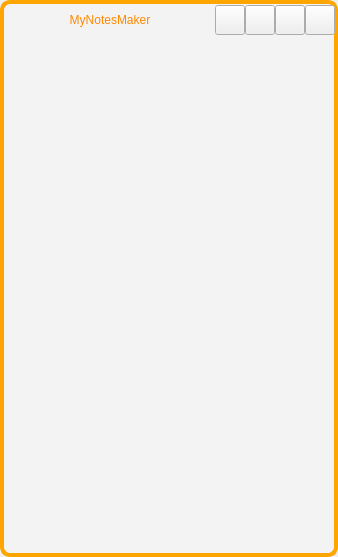
Before: the Qt Designer form MyNotesMaker/MyNotesMaker/mainwindow.ui in pvasya/OOOP, drawn with Qt 5.
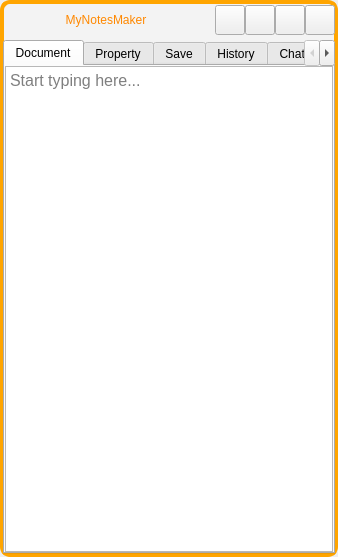
After: the same form once the commit is applied. The open tabs and pages were chosen to show the change. Icons and pictures are not drawn.

The edit to the form file:
```diff
--- a/MyNotesMaker/MyNotesMaker/mainwindow.ui
+++ b/MyNotesMaker/MyNotesMaker/mainwindow.ui
@@ -20,7 +20,7 @@
    <string>MyNotesMaker</string>
   </property>
   <property name="windowIcon">
-   <iconset resource="styles.qrc">
+   <iconset resource="res.qrc">
     <normaloff>:/img/img/icon.jpg</normaloff>:/img/img/icon.jpg</iconset>
   </property>
   <property name="windowOpacity">
@@ -52,7 +52,7 @@
       </property>
       <layout class="QHBoxLayout" name="horizontalLayout">
        <property name="leftMargin">
-        <number>11</number>
+        <number>3</number>
        </property>
        <property name="topMargin">
         <number>0</number>
@@ -60,6 +60,9 @@
        <property name="rightMargin">
         <number>3</number>
        </property>
+       <property name="bottomMargin">
+        <number>3</number>
+       </property>
        <item>
         <widget class="QStackedWidget" name="stackedWidget">
          <property name="currentIndex">
@@ -85,6 +88,9 @@
            <item>
             <widget class="QWidget" name="widget_5" native="true">
              <layout class="QVBoxLayout" name="verticalLayout_6">
+              <property name="spacing">
+               <number>0</number>
+              </property>
               <property name="leftMargin">
                <number>0</number>
               </property>
@@ -214,7 +220,7 @@
                        <string/>
                       </property>
                       <property name="icon">
-                       <iconset resource="styles.qrc">
+                       <iconset resource="res.qrc">
                         <normaloff>:/img/img/location_on_FILL0_wght400_GRAD0_opsz24.svg</normaloff>:/img/img/location_on_FILL0_wght400_GRAD0_opsz24.svg</iconset>
                       </property>
                      </widget>
@@ -237,7 +243,7 @@
                        <string/>
                       </property>
                       <property name="icon">
-                       <iconset resource="styles.qrc">
+                       <iconset resource="res.qrc">
                         <normaloff>:/img/img/minimize_FILL0_wght400_GRAD0_opsz24.svg</normaloff>:/img/img/minimize_FILL0_wght400_GRAD0_opsz24.svg</iconset>
                       </property>
                      </widget>
@@ -260,7 +266,7 @@
                        <string/>
                       </property>
                       <property name="icon">
-                       <iconset resource="styles.qrc">
+                       <iconset resource="res.qrc">
                         <normaloff>:/img/img/fullscreen_FILL0_wght400_GRAD0_opsz24.svg</normaloff>:/img/img/fullscreen_FILL0_wght400_GRAD0_opsz24.svg</iconset>
                       </property>
                      </widget>
@@ -283,7 +289,7 @@
                        <string/>
                       </property>
                       <property name="icon">
-                       <iconset resource="styles.qrc">
+                       <iconset resource="res.qrc">
                         <normaloff>:/img/img/close_FILL0_wght400_GRAD0_opsz24.svg</normaloff>:/img/img/close_FILL0_wght400_GRAD0_opsz24.svg</iconset>
                       </property>
                      </widget>
@@ -302,6 +308,108 @@
                   <verstretch>0</verstretch>
                  </sizepolicy>
                 </property>
+                <layout class="QVBoxLayout" name="verticalLayout_7">
+                 <property name="leftMargin">
+                  <number>0</number>
+                 </property>
+                 <property name="topMargin">
+                  <number>0</number>
+                 </property>
+                 <property name="rightMargin">
+                  <number>0</number>
+                 </property>
+                 <property name="bottomMargin">
+                  <number>0</number>
+                 </property>
+                 <item>
+                  <widget class="QTabWidget" name="tabWidget">
+                   <property name="styleSheet">
+                    <string notr="true">QTabWidget::tab-bar {
+    alignment: center;
+}
+
+</string>
+                   </property>
+                   <property name="currentIndex">
+                    <number>4</number>
+                   </property>
+                   <widget class="QWidget" name="tab">
+                    <attribute name="icon">
+                     <iconset resource="res.qrc">
+                      <normaloff>:/img/img/description_FILL0_wght400_GRAD0_opsz24.svg</normaloff>:/img/img/description_FILL0_wght400_GRAD0_opsz24.svg</iconset>
+                    </attribute>
+                    <attribute name="title">
+                     <string>Document</string>
+                    </attribute>
+                    <layout class="QVBoxLayout" name="verticalLayout_8">
+                     <property name="leftMargin">
+                      <number>0</number>
+                     </property>
+                     <property name="topMargin">
+                      <number>0</number>
+                     </property>
+                     <property name="rightMargin">
+                      <number>0</number>
+                     </property>
+                     <property name="bottomMargin">
+                      <number>0</number>
+                     </property>
+                     <item>
+                      <widget class="QTextEdit" name="textEdit">
+                       <property name="font">
+                        <font>
+                         <pointsize>12</pointsize>
+                        </font>
+                       </property>
+                       <property name="acceptRichText">
+                        <bool>false</bool>
+                       </property>
+                       <property name="placeholderText">
+                        <string>Start typing here...</string>
+                       </property>
+                      </widget>
+                     </item>
+                    </layout>
+                   </widget>
+                   <widget class="QWidget" name="tab_2">
+                    <attribute name="icon">
+                     <iconset resource="res.qrc">
+                      <normaloff>:/img/img/info_FILL0_wght400_GRAD0_opsz24.svg</normaloff>:/img/img/info_FILL0_wght400_GRAD0_opsz24.svg</iconset>
+                    </attribute>
+                    <attribute name="title">
+                     <string>Property</string>
+                    </attribute>
+                   </widget>
+                   <widget class="QWidget" name="Save">
+                    <attribute name="icon">
+                     <iconset resource="res.qrc">
+                      <normaloff>:/img/img/save_FILL0_wght400_GRAD0_opsz24.svg</normaloff>:/img/img/save_FILL0_wght400_GRAD0_opsz24.svg</iconset>
+                    </attribute>
+                    <attribute name="title">
+                     <string>Save</string>
+                    </attribute>
+                   </widget>
+                   <widget class="QWidget" name="tab_3">
+                    <attribute name="icon">
+                     <iconset resource="res.qrc">
+                      <normaloff>:/img/img/history_FILL0_wght400_GRAD0_opsz24.svg</normaloff>:/img/img/history_FILL0_wght400_GRAD0_opsz24.svg</iconset>
+                    </attribute>
+                    <attribute name="title">
+                     <string>History</string>
+                    </attribute>
+                   </widget>
+                   <widget class="QWidget" name="ChatGPT">
+                    <attribute name="icon">
+                     <iconset resource="res.qrc">
+                      <normaloff>:/img/img/chat_FILL0_wght400_GRAD0_opsz24.svg</normaloff>:/img/img/chat_FILL0_wght400_GRAD0_opsz24.svg</iconset>
+                    </attribute>
+                    <attribute name="title">
+                     <string>ChatGPT</string>
+                    </attribute>
+                   </widget>
+                  </widget>
+                 </item>
+                </layout>
                </widget>
               </item>
              </layout>
@@ -356,7 +464,7 @@
                     <string/>
                    </property>
                    <property name="icon">
-                    <iconset resource="styles.qrc">
+                    <iconset resource="res.qrc">
                      <normaloff>:/img/img/arrow_back_new_FILL0_wght400_GRAD0_opsz24.svg</normaloff>:/img/img/arrow_back_new_FILL0_wght400_GRAD0_opsz24.svg</iconset>
                    </property>
                   </widget>
@@ -454,7 +562,7 @@
                         <string/>
                        </property>
                        <property name="pixmap">
-                        <pixmap resource="styles.qrc">:/img/img/icon.jpg</pixmap>
+                        <pixmap resource="res.qrc">:/img/img/icon.jpg</pixmap>
                        </property>
                        <property name="scaledContents">
                         <bool>true</bool>
```
Left out of the diff: 2 changed lines with no effect on the pictures.
